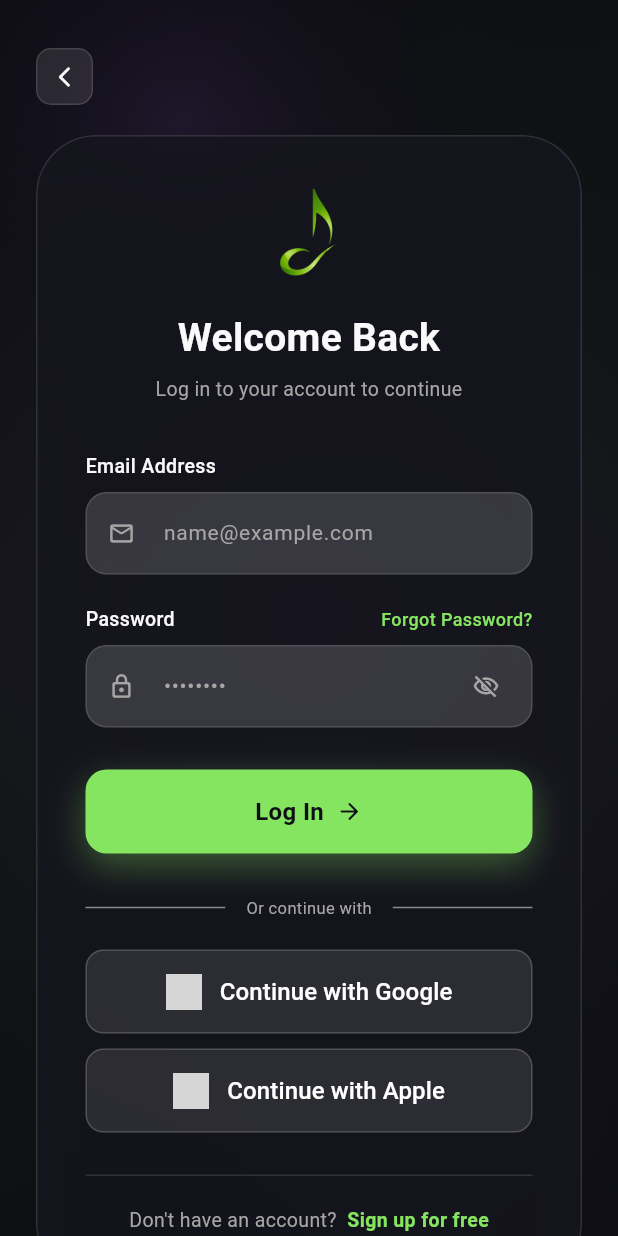
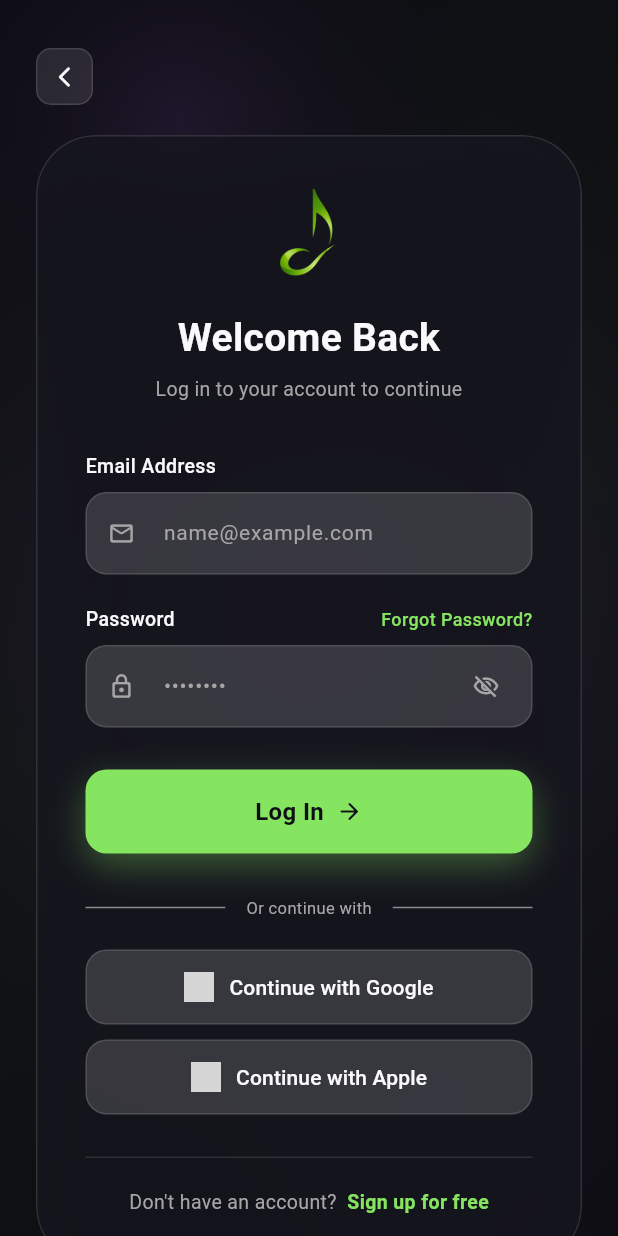
Before and after one commit to lionelishi21/lugmatic_mobileapp, a Flutter app: the LoginScreen screen opened by its route, on a phone screen of 412 x 824 dp. Run offline on Flutter 3.47's test engine with Material 3 defaults, Android fonts, the phone set to English and light mode, and no system bars; our stand-ins replace cached_network_image, chewie, dio, flutter_secure_storage, just_audio, just_audio_background and 3 more; missing offline and left inert: flutter_stripe, livekit_client; accounts and stored records are empty; grey boxes are pictures that could not be loaded.

Commit message:
design: update lib/features/auth/presentation/widgets/social_login_button.dart

```diff
--- a/lib/features/auth/presentation/widgets/social_login_button.dart
+++ b/lib/features/auth/presentation/widgets/social_login_button.dart
@@ -1,6 +1,8 @@
 import 'package:flutter/material.dart';
 import '../../../../core/constants/app_colors.dart';
 
+/// Social login button matching lugmatic-music web style:
+/// dark input-filled surface, white/muted text, subtle border.
 class SocialLoginButton extends StatelessWidget {
   final String text;
   final String iconPath;
@@ -19,40 +21,40 @@ class SocialLoginButton extends StatelessWidget {
   Widget build(BuildContext context) {
     return SizedBox(
       width: double.infinity,
-      height: 56,
+      height: 50,
       child: OutlinedButton(
         onPressed: onPressed,
         style: OutlinedButton.styleFrom(
-          backgroundColor: backgroundColor ?? Colors.white.withOpacity(0.1),
-          side: BorderSide(color: AppColors.greyDark.withOpacity(0.3)),
+          backgroundColor: backgroundColor ?? AppColors.input,
+          side: const BorderSide(color: AppColors.border, width: 1),
           shape: RoundedRectangleBorder(
-            borderRadius: BorderRadius.circular(12),
-          ),
+              borderRadius: BorderRadius.circular(14)),
+          elevation: 0,
         ),
         child: Row(
           mainAxisAlignment: MainAxisAlignment.center,
           children: [
             Image.asset(
               iconPath,
-              width: 24,
-              height: 24,
-              errorBuilder: (context, error, stackTrace) {
-                // Fallback icons
+              width: 20,
+              height: 20,
+              errorBuilder: (ctx, err, st) {
                 IconData icon = Icons.login;
                 if (text.toLowerCase().contains('google')) {
-                  icon = Icons.g_mobiledata;
+                  icon = Icons.g_mobiledata_rounded;
                 } else if (text.toLowerCase().contains('apple')) {
-                  icon = Icons.apple;
+                  icon = Icons.apple_rounded;
                 }
-                return Icon(icon, color: AppColors.white, size: 24);
+                return Icon(icon,
+                    color: AppColors.foreground, size: 20);
               },
             ),
-            const SizedBox(width: 12),
+            const SizedBox(width: 10),
             Text(
               text,
               style: const TextStyle(
-                color: AppColors.white,
-                fontSize: 16,
+                color: AppColors.foreground,
+                fontSize: 14,
                 fontWeight: FontWeight.w500,
               ),
             ),
```
